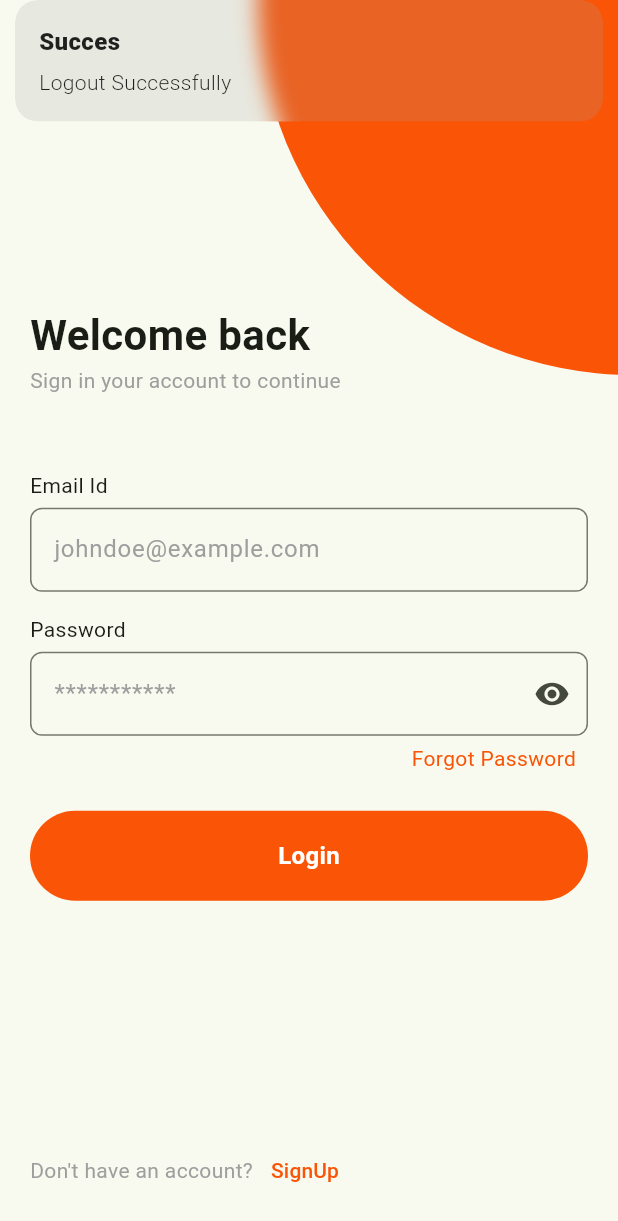
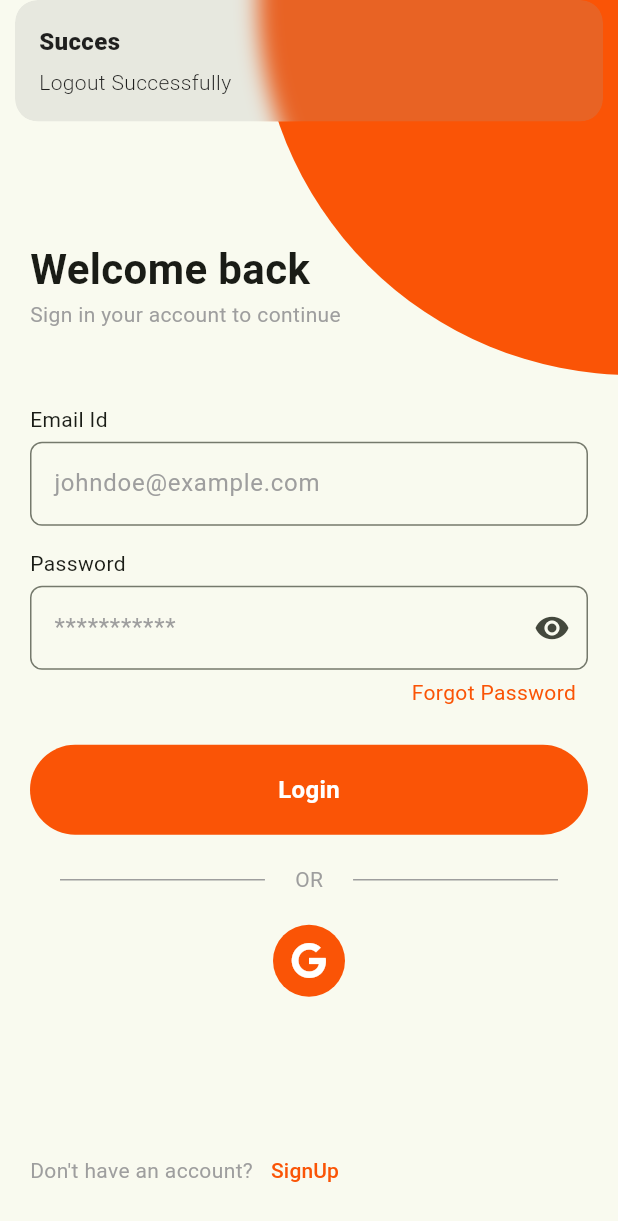
Before and after one commit to atifraza158/Firebase_Auth_Email-Password, a Flutter app: the HomeScreen screen opened directly, after a tap on the "logout" icon, on a phone screen of 412 x 824 dp. Shown: the top 1221 px of the screen. Run offline on Flutter 3.47's test engine with Material 3 defaults, Android fonts, the phone set to English and light mode, and no system bars; our stand-ins replace cloud_firestore, firebase_auth, firebase_core, fluttertoast, font_awesome_flutter, get and 1 more; accounts and stored records are empty; Roboto replaces fonts that are missing (poppins).

Commit message:
Login with Google authentication added

```diff
--- /dev/null
+++ b/lib/Controllers/firestore_controller.dart
@@ -0,0 +1,15 @@
+import 'package:cloud_firestore/cloud_firestore.dart';
+import 'package:get/get.dart';
+
+class FirestoreController extends GetxController {
+  RxBool loader = false.obs;
+
+  Future<Stream<QuerySnapshot>> getData(String collectionName) async {
+    try {
+      return FirebaseFirestore.instance.collection(collectionName).snapshots();
+    } catch (e) {
+      print('Error getting data: $e');
+      rethrow;
+    }
+  }
+}
--- a/lib/Views/AuthScreens/login_screen.dart
+++ b/lib/Views/AuthScreens/login_screen.dart
@@ -2,6 +2,7 @@ import 'package:firebase_app/Controllers/auth_controller.dart';
 import 'package:firebase_app/Views/AuthScreens/forget_password.dart';
 import 'package:firebase_app/Views/AuthScreens/register_screen.dart';
 import 'package:flutter/material.dart';
+import 'package:font_awesome_flutter/font_awesome_flutter.dart';
 import 'package:get/get.dart';
 import '../Utils/Components/common_field.dart';
 import '../Utils/Components/login_button.dart';
@@ -177,6 +178,64 @@ class _LoginScreenState extends State<LoginScreen> {
                       },
                     ),
                   ),
+                  // Divider
+                  Row(
+                    mainAxisAlignment: MainAxisAlignment.center,
+                    children: [
+                      Expanded(
+                        child: Padding(
+                          padding: const EdgeInsets.symmetric(horizontal: 20),
+                          child: Container(
+                            height: 1,
+                            color: AppTheme.greyColor,
+                          ),
+                        ),
+                      ),
+                      Text(
+                        'OR',
+                        style: CustomTextStyles.smallGreyColorStyle,
+                      ),
+                      Expanded(
+                        child: Padding(
+                          padding: const EdgeInsets.symmetric(horizontal: 20),
+                          child: Container(
+                            height: 1,
+                            color: AppTheme.greyColor,
+                          ),
+                        ),
+                      ),
+                    ],
+                  ),
+                  // Signing With Google UI
+                  SizedBox(height: 20),
+                  Center(
+                    child: GestureDetector(
+                      onTap: () async {
+                        await authController.signinWithGoogle();
+                      },
+                      child: Container(
+                        decoration: BoxDecoration(
+                          color: AppTheme.themeColor,
+                          shape: BoxShape.circle,
+                        ),
+                        child: Padding(
+                          padding: const EdgeInsets.all(12.0),
+                          child: Obx(
+                            () => authController.loader.value
+                                ? Center(
+                                    child: CircularProgressIndicator(
+                                      color: AppTheme.whiteColor,
+                                    ),
+                                  )
+                                : Icon(
+                                    FontAwesomeIcons.google,
+                                    color: AppTheme.whiteColor,
+                                  ),
+                          ),
+                        ),
+                      ),
+                    ),
+                  ),
                 ],
               ),
             ),
--- a/lib/Views/home_screen.dart
+++ b/lib/Views/home_screen.dart
@@ -1,5 +1,6 @@
+import 'package:cloud_firestore/cloud_firestore.dart';
 import 'package:firebase_app/Controllers/auth_controller.dart';
-import 'package:firebase_app/Views/Utils/Styles/text_styles.dart';
+import 'package:firebase_app/Controllers/firestore_controller.dart';
 import 'package:flutter/material.dart';
 import 'package:get/get.dart';
 
@@ -12,10 +13,25 @@ class HomeScreen extends StatefulWidget {
 
 class _HomeScreenState extends State<HomeScreen> {
   AuthController authController = Get.put(AuthController());
+  FirestoreController firestoreController = Get.put(FirestoreController());
+  Stream? userStream;
+
+  getUsers() async {
+    userStream = await firestoreController.getData('Users');
+    setState(() {});
+  }
+
+  @override
+  void initState() {
+    getUsers();
+    super.initState();
+  }
+
   @override
   Widget build(BuildContext context) {
     return Scaffold(
       appBar: AppBar(
+        title: Text('Home Screen'),
         actions: [
           IconButton(
             onPressed: () {
@@ -28,10 +44,28 @@ class _HomeScreenState extends State<HomeScreen> {
             ),
           ),
         ],
-        title: Text(
-          "Home Screen",
-          style: CustomTextStyles.appBarStyle,
-        ),
+      ),
+      body: StreamBuilder(
+        stream: userStream,
+        builder: (context, snapshot) {
+          if (snapshot.hasData) {
+            return ListView.builder(
+              itemCount: snapshot.data!.docs.length,
+              itemBuilder: (context, index) {
+                DocumentSnapshot ds = snapshot.data.docs[index];
+                return ListTile(
+                  title: Text('${ds['name']}'),
+                );
+              },
+            );
+          } else if (snapshot.hasError) {
+            return Center(child: Text(snapshot.error.toString()));
+          } else {
+            return Center(
+              child: Text('No Data'),
+            );
+          }
+        },
       ),
     );
   }
--- a/pubspec.yaml
+++ b/pubspec.yaml
@@ -39,6 +39,9 @@ dependencies:
   firebase_auth: ^4.19.6
   get: ^4.6.6
   fluttertoast: ^8.2.5
+  cloud_firestore: ^4.17.4
+  font_awesome_flutter: ^10.7.0
+  google_sign_in: ^6.2.1
 
 dev_dependencies:
   flutter_test:
```
Also changed, not shown: lib/Controllers/auth_controller.dart (+27 -0 lines), lib/Views/users_screen.dart (added, +66 -0 lines), pubspec.lock, 4 other files.
